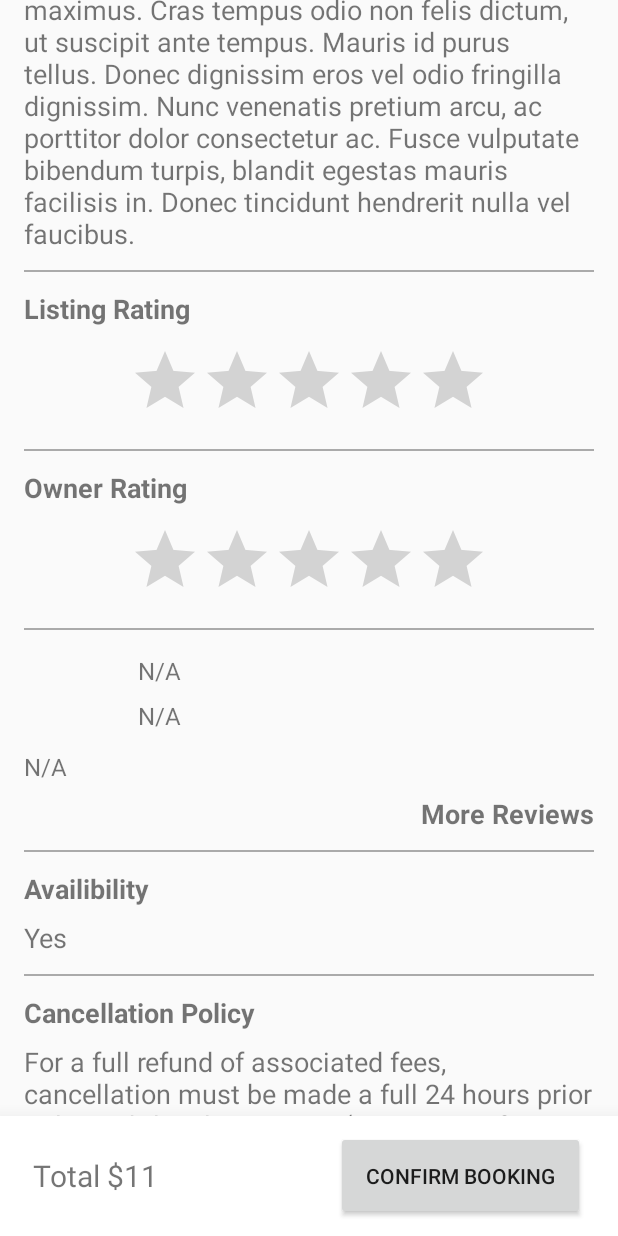
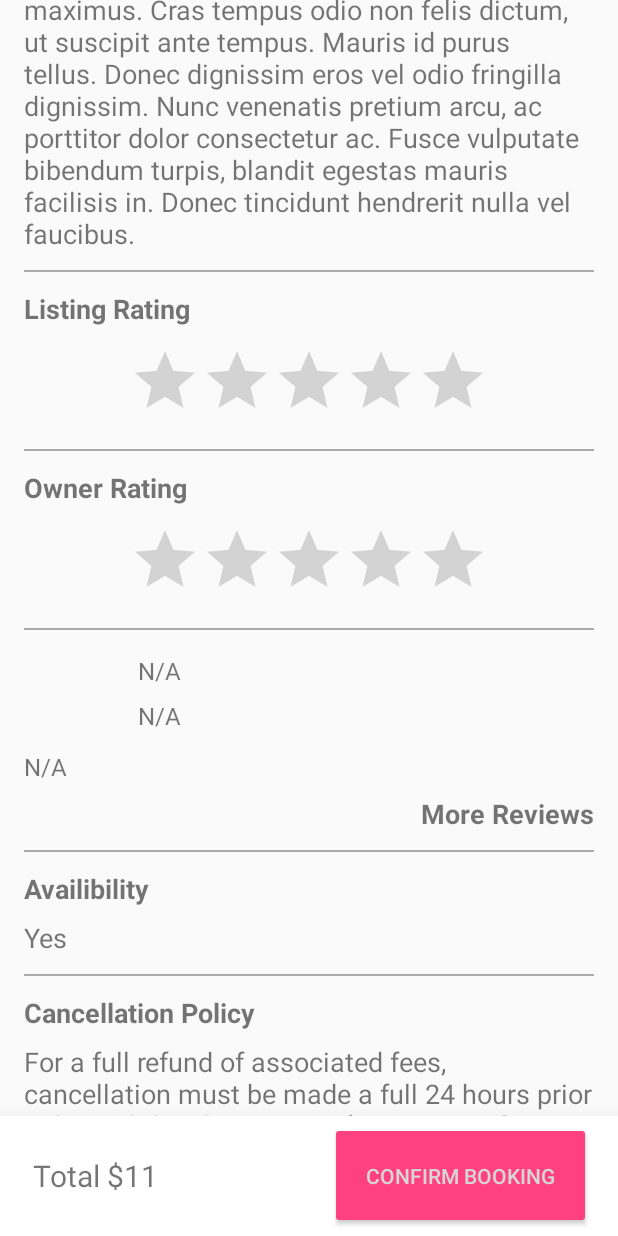
Before and after one commit to cherriewang/cs310-parkhere, an Android app: the ListingDetailActivity screen opened directly, with no data from a screen before it, scrolled down 520 dp, on a phone screen of 412 x 824 dp. Run offline under Robolectric (Android 15) with nearby library versions, the phone set to English and light mode, and no system bars; our stand-ins replace Firebase (no records; nobody signed in at launch, a user with empty details on screens opened directly); libraries missing offline, so code that uses them is left out: com.cunoraz.tagview, com.facebook.drawee, me.zhanghai.android; plain views replace MaterialRatingBar, SimpleDraweeView, TagView; pictures from the network do not load; 29 statements that could not run were skipped.

Commit message:
updated listing detail layout to change button color

```diff
--- a/ParkHere/app/src/main/res/layout/activity_listing_detail.xml
+++ b/ParkHere/app/src/main/res/layout/activity_listing_detail.xml
@@ -364,7 +364,9 @@
             android:id="@+id/confirmBookingButton"
             android:layout_width="wrap_content"
             android:layout_height="wrap_content"
+            android:background="@drawable/rounded_button"
             android:text="@string/confirm_booking_string"
+            android:textColor="@color/white"
             android:textSize="14sp"
             android:padding="20dp"
             android:layout_marginEnd="22dp"
```
